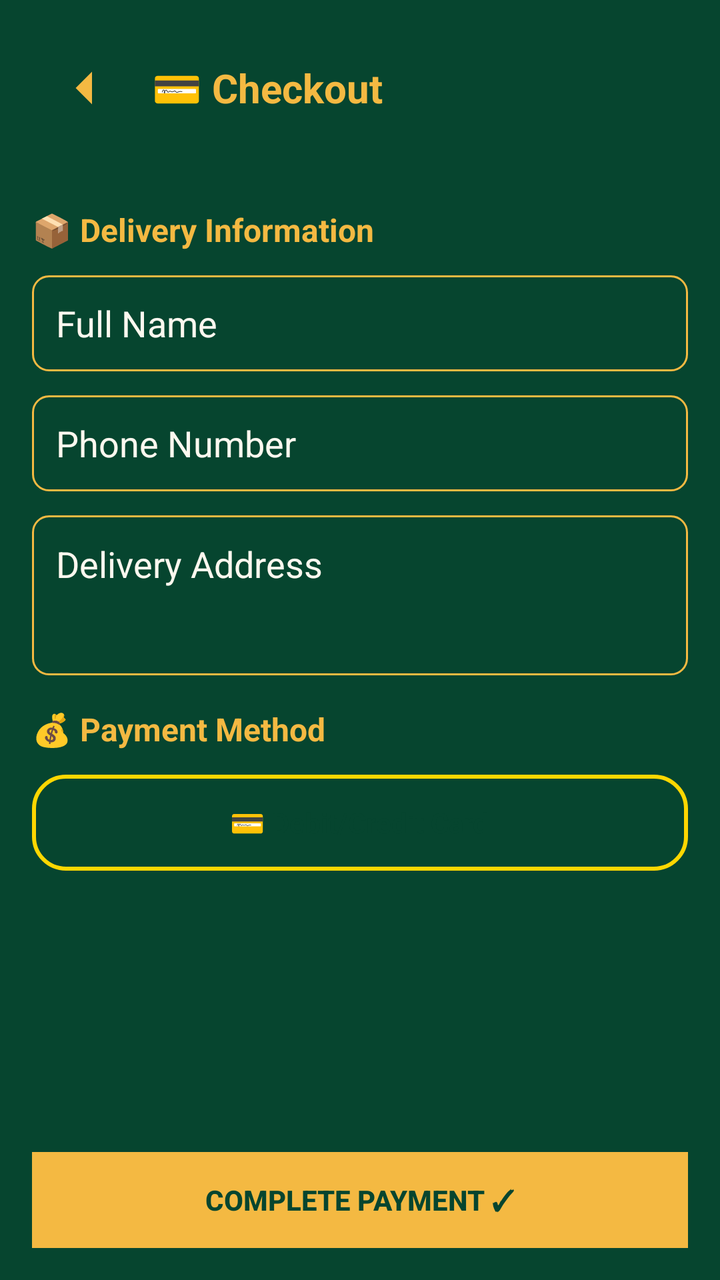
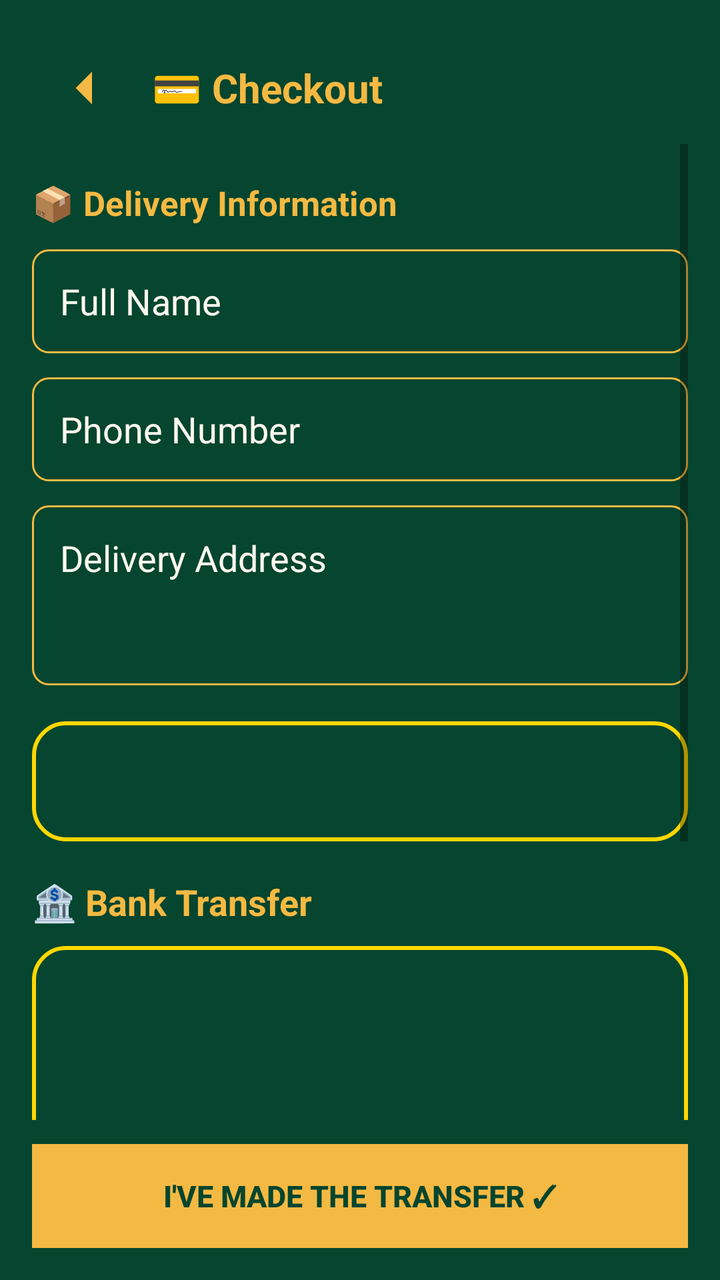

Screens rendered from an Android XML layout before and after an edit, with the pre-edit source and the edit as a unified diff.
<!-- AndroidManifest.xml: fallback theme Theme.MaterialComponents.DayNight.NoActionBar -->
<!-- res/layout/activity_checkout.xml -->
<?xml version="1.0" encoding="utf-8"?>
<LinearLayout xmlns:android="http://schemas.android.com/apk/res/android"
    android:layout_width="match_parent"
    android:layout_height="match_parent"
    android:orientation="vertical"
    android:background="#06452F"
    android:padding="16dp">

    
    <LinearLayout
        android:layout_width="match_parent"
        android:layout_height="56dp"
        android:background="@color/header_green"
        android:gravity="center_vertical"
        android:paddingHorizontal="16dp"
        android:orientation="horizontal"
        android:layout_marginBottom="16dp">
        <ImageView
            android:id="@+id/back_btn"
            android:layout_width="28dp"
            android:layout_height="28dp"
            android:src="@drawable/ic_back"
            android:contentDescription="Back" />
        <TextView
            android:layout_width="0dp"
            android:layout_height="wrap_content"
            android:layout_weight="1"
            android:text="💳 Checkout"
            android:textSize="20sp"
            android:textStyle="bold"
            android:textColor="@color/gold"
            android:layout_marginStart="16dp" />
    </LinearLayout>

    <ScrollView
        android:layout_width="match_parent"
        android:layout_height="0dp"
        android:layout_weight="1">
        <LinearLayout
            android:layout_width="match_parent"
            android:layout_height="wrap_content"
            android:orientation="vertical">

            
            <TextView
                android:layout_width="match_parent"
                android:layout_height="wrap_content"
                android:text="📦 Delivery Information"
                android:textSize="16sp"
                android:textStyle="bold"
                android:textColor="@color/gold"
                android:layout_marginBottom="12dp"
                android:layout_marginTop="16dp" />

            <EditText
                android:id="@+id/name_input"
                android:layout_width="match_parent"
                android:layout_height="48dp"
                android:hint="Full Name"
                android:textColorHint="@color/cream_light"
                android:textColor="@color/white"
                android:background="@drawable/input_bg"
                android:paddingHorizontal="12dp"
                android:layout_marginBottom="12dp" />

            <EditText
                android:id="@+id/phone_input"
                android:layout_width="match_parent"
                android:layout_height="48dp"
                android:hint="Phone Number"
                android:textColorHint="@color/cream_light"
                android:textColor="@color/white"
                android:background="@drawable/input_bg"
                android:inputType="phone"
                android:paddingHorizontal="12dp"
                android:layout_marginBottom="12dp" />

            <EditText
                android:id="@+id/address_input"
                android:layout_width="match_parent"
                android:layout_height="80dp"
                android:hint="Delivery Address"
                android:textColorHint="@color/cream_light"
                android:textColor="@color/white"
                android:background="@drawable/input_bg"
                android:padding="12dp"
                android:gravity="top"
                android:layout_marginBottom="16dp" />

            
            <TextView
                android:layout_width="match_parent"
                android:layout_height="wrap_content"
                android:text="💰 Payment Method"
                android:textSize="16sp"
                android:textStyle="bold"
                android:textColor="@color/gold"
                android:layout_marginBottom="12dp" />

            <LinearLayout
                android:layout_width="match_parent"
                android:layout_height="48dp"
                android:background="@drawable/card_gold_border"
                android:gravity="center"
                android:layout_marginBottom="16dp">
                <TextView
                    android:layout_width="wrap_content"
                    android:layout_height="wrap_content"
                    android:text="💳 Debit/Credit Card"
                    android:textSize="14sp"
                    android:textStyle="bold"
                    android:textColor="@color/header_green" />
            </LinearLayout>

        </LinearLayout>
    </ScrollView>

    
    <Button
        android:id="@+id/pay_btn"
        android:layout_width="match_parent"
        android:layout_height="48dp"
        android:text="Complete Payment ✓"
        android:background="@color/gold"
        android:textColor="@color/header_green"
        android:textStyle="bold"
        android:layout_marginTop="16dp" />

</LinearLayout>
<!-- resources referenced by this layout -->
<resources>
  <color name="cream_light">#FDF8EF</color>
  <color name="gold">#F4B942</color>
  <color name="header_green">#06452F</color>
  <color name="white">#FFFFFF</color>
  <!-- drawable card_gold_border (drawable) -->
  <?xml version="1.0" encoding="utf-8"?>
  <shape xmlns:android="http://schemas.android.com/apk/res/android"
      android:shape="rectangle">
  
      <solid android:color="@android:color/transparent" />
  
      <corners android:radius="16dp" />
  
      <stroke
          android:width="2dp"
          android:color="#FFD700" />
  
  </shape>
  <!-- drawable ic_back (drawable) -->
  <?xml version="1.0" encoding="utf-8"?>
  <vector xmlns:android="http://schemas.android.com/apk/res/android"
      android:width="24dp"
      android:height="24dp"
      android:viewportWidth="24"
      android:viewportHeight="24">
      <path
          android:fillColor="@color/gold"
          android:pathData="M19,12H5M12,19l-7,-7 7,-7" />
  </vector>
  <!-- drawable input_bg (drawable) -->
  <?xml version="1.0" encoding="utf-8"?>
  <shape xmlns:android="http://schemas.android.com/apk/res/android">
      <solid android:color="@color/header_green" />
      <corners android:radius="8dp" />
      <stroke android:width="1dp" android:color="@color/gold" />
  </shape>
</resources>

<!-- the commit's change to res/layout/activity_checkout.xml (unified diff, before → after) -->
@@ -7,20 +7,22 @@
     android:padding="16dp">
 
     
+
     <LinearLayout
         android:layout_width="match_parent"
         android:layout_height="56dp"
         android:background="@color/header_green"
         android:gravity="center_vertical"
         android:paddingHorizontal="16dp"
-        android:orientation="horizontal"
-        android:layout_marginBottom="16dp">
+        android:orientation="horizontal">
+
         <ImageView
             android:id="@+id/back_btn"
             android:layout_width="28dp"
             android:layout_height="28dp"
             android:src="@drawable/ic_back"
             android:contentDescription="Back" />
+
         <TextView
             android:layout_width="0dp"
             android:layout_height="wrap_content"
@@ -30,100 +32,209 @@
             android:textStyle="bold"
             android:textColor="@color/gold"
             android:layout_marginStart="16dp" />
+
     </LinearLayout>
 
     <ScrollView
         android:layout_width="match_parent"
         android:layout_height="0dp"
-        android:layout_weight="1">
+        android:layout_weight="1"
+        android:fillViewport="true">
+
         <LinearLayout
             android:layout_width="match_parent"
             android:layout_height="wrap_content"
             android:orientation="vertical">
 
             
+
             <TextView
                 android:layout_width="match_parent"
                 android:layout_height="wrap_content"
                 android:text="📦 Delivery Information"
-                android:textSize="16sp"
+                android:textSize="17sp"
                 android:textStyle="bold"
                 android:textColor="@color/gold"
-                android:layout_marginBottom="12dp"
-                android:layout_marginTop="16dp" />
+                android:layout_marginTop="18dp"
+                android:layout_marginBottom="12dp" />
 
             <EditText
                 android:id="@+id/name_input"
                 android:layout_width="match_parent"
-                android:layout_height="48dp"
+                android:layout_height="52dp"
                 android:hint="Full Name"
+                android:textColor="@color/white"
                 android:textColorHint="@color/cream_light"
-                android:textColor="@color/white"
                 android:background="@drawable/input_bg"
-                android:paddingHorizontal="12dp"
+                android:paddingHorizontal="14dp"
                 android:layout_marginBottom="12dp" />
 
             <EditText
                 android:id="@+id/phone_input"
                 android:layout_width="match_parent"
-                android:layout_height="48dp"
+                android:layout_height="52dp"
                 android:hint="Phone Number"
+                android:inputType="phone"
+                android:textColor="@color/white"
                 android:textColorHint="@color/cream_light"
-                android:textColor="@color/white"
                 android:background="@drawable/input_bg"
-                android:inputType="phone"
-                android:paddingHorizontal="12dp"
+                android:paddingHorizontal="14dp"
                 android:layout_marginBottom="12dp" />
 
             <EditText
                 android:id="@+id/address_input"
                 android:layout_width="match_parent"
-                android:layout_height="80dp"
+                android:layout_height="90dp"
                 android:hint="Delivery Address"
+                android:gravity="top"
+                android:textColor="@color/white"
                 android:textColorHint="@color/cream_light"
-                android:textColor="@color/white"
                 android:background="@drawable/input_bg"
-                android:padding="12dp"
-                android:gravity="top"
-                android:layout_marginBottom="16dp" />
+                android:padding="14dp"
+                android:layout_marginBottom="18dp" />
 
             
+
+            <LinearLayout
+                android:layout_width="match_parent"
+                android:layout_height="60dp"
+                android:background="@drawable/card_gold_border"
+                android:gravity="center_vertical"
+                android:paddingHorizontal="16dp"
+                android:layout_marginBottom="18dp">
+
+                <TextView
+                    android:layout_width="0dp"
+                    android:layout_height="wrap_content"
+                    android:layout_weight="1"
+                    android:text="Order Total"
+                    android:textSize="16sp"
+                    android:textStyle="bold"
+                    android:textColor="@color/header_green" />
+
+                <TextView
+                    android:id="@+id/total_price"
+                    android:layout_width="wrap_content"
+                    android:layout_height="wrap_content"
+                    android:text="₦0"
+                    android:textSize="21sp"
+                    android:textStyle="bold"
+                    android:textColor="@color/header_green" />
+
+            </LinearLayout>
+
+            
+
             <TextView
                 android:layout_width="match_parent"
                 android:layout_height="wrap_content"
-                android:text="💰 Payment Method"
-                android:textSize="16sp"
+                android:text="🏦 Bank Transfer"
+                android:textSize="18sp"
                 android:textStyle="bold"
                 android:textColor="@color/gold"
-                android:layout_marginBottom="12dp" />
+                android:layout_marginBottom="10dp" />
 
             <LinearLayout
                 android:layout_width="match_parent"
-                android:layout_height="48dp"
+                android:layout_height="wrap_content"
+                android:orientation="vertical"
                 android:background="@drawable/card_gold_border"
-                android:gravity="center"
-                android:layout_marginBottom="16dp">
-                <TextView
+                android:padding="18dp">
+
+                <ProgressBar
+                    android:id="@+id/progress_bar"
                     android:layout_width="wrap_content"
                     android:layout_height="wrap_content"
-                    android:text="💳 Debit/Credit Card"
-                    android:textSize="14sp"
-                    android:textStyle="bold"
-                    android:textColor="@color/header_green" />
+                    android:layout_gravity="center"
+                    android:visibility="gone" />
+
+                <TextView
+                    android:layout_width="match_parent"
+                    android:layout_height="wrap_content"
+                    android:text="Bank"
+                    android:textStyle="bold"
+                    android:textColor="@color/header_green"
+                    android:textSize="13sp" />
+
+                <TextView
+                    android:id="@+id/bank_name"
+                    android:layout_width="match_parent"
+                    android:layout_height="wrap_content"
+                    android:text="Loading..."
+                    android:textStyle="bold"
+                    android:textColor="@color/header_green"
+                    android:textSize="18sp"
+                    android:layout_marginBottom="12dp" />
+
+                <TextView
+                    android:layout_width="match_parent"
+                    android:layout_height="wrap_content"
+                    android:text="Account Name"
+                    android:textStyle="bold"
+                    android:textColor="@color/header_green"
+                    android:textSize="13sp" />
+
+                <TextView
+                    android:id="@+id/account_name"
+                    android:layout_width="match_parent"
+                    android:layout_height="wrap_content"
+                    android:text="Loading..."
+                    android:textColor="@color/header_green"
+                    android:textSize="16sp"
+                    android:layout_marginBottom="12dp" />
+
+                <TextView
+                    android:layout_width="match_parent"
+                    android:layout_height="wrap_content"
+                    android:text="Account Number"
+                    android:textStyle="bold"
+                    android:textColor="@color/header_green"
+                    android:textSize="13sp" />
+
+                <TextView
+                    android:id="@+id/account_number"
+                    android:layout_width="match_parent"
+                    android:layout_height="wrap_content"
+                    android:text="Loading..."
+                    android:textStyle="bold"
+                    android:textColor="@color/header_green"
+                    android:textSize="21sp"
+                    android:layout_marginBottom="12dp" />
+
+                <TextView
+                    android:id="@+id/payment_note"
+                    android:layout_width="match_parent"
+                    android:layout_height="wrap_content"
+                    android:text=""
+                    android:textColor="@color/header_green"
+                    android:textSize="13sp" />
+
             </LinearLayout>
 
+            <TextView
+                android:layout_width="match_parent"
+                android:layout_height="wrap_content"
+                android:text="After making the transfer, tap the button below to submit your order."
+                android:textColor="@color/cream_light"
+                android:textSize="13sp"
+                android:layout_marginTop="12dp"
+                android:layout_marginBottom="20dp" />
+
         </LinearLayout>
+
     </ScrollView>
 
     
+
     <Button
         android:id="@+id/pay_btn"
         android:layout_width="match_parent"
-        android:layout_height="48dp"
-        android:text="Complete Payment ✓"
+        android:layout_height="52dp"
+        android:text="I've Made the Transfer ✓"
+        android:textSize="15sp"
+        android:textStyle="bold"
+        android:textColor="@color/header_green"
         android:background="@color/gold"
-        android:textColor="@color/header_green"
-        android:textStyle="bold"
-        android:layout_marginTop="16dp" />
+        android:layout_marginTop="12dp" />
 
 </LinearLayout>
